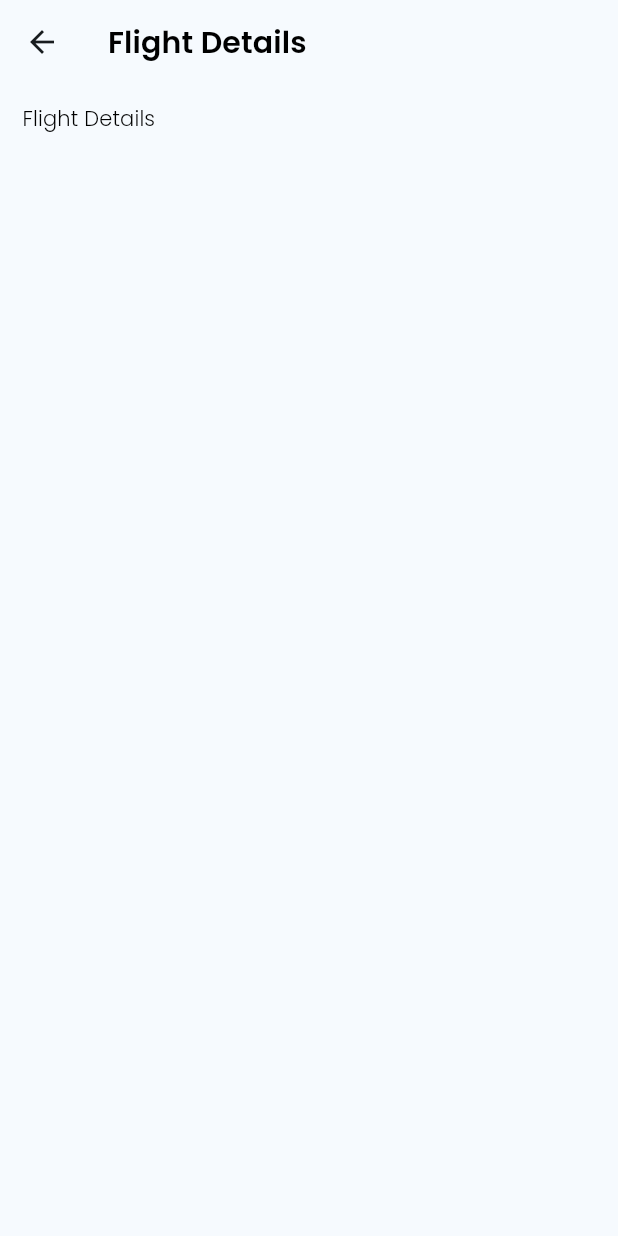
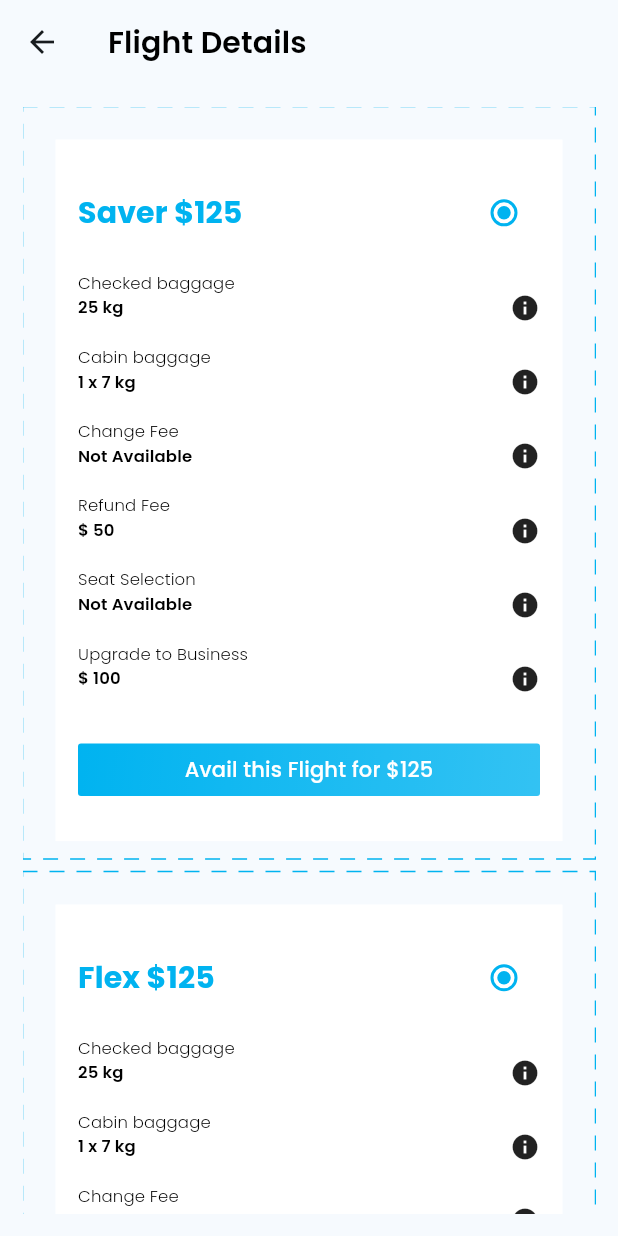
Before and after one commit to ZaryabAlam/Travelv2, a Flutter app: the FlightDetailsScreen screen opened directly, on a phone screen of 412 x 824 dp. Run offline on Flutter 3.47's test engine with Material 3 defaults, Android fonts, the phone set to English and light mode, and no system bars; drawn by our look-alikes of dotted_border; our stand-ins replace flutter_animate, font_awesome_flutter, get, google_fonts, qr_flutter, smooth_page_indicator.

Commit message:
Flight Details View

```diff
--- a/lib/presentation/home_bottom_nav/views/flight_details.dart
+++ b/lib/presentation/home_bottom_nav/views/flight_details.dart
@@ -1,8 +1,11 @@
+import 'package:dotted_border/dotted_border.dart';
 import 'package:flutter/foundation.dart';
 import 'package:flutter/material.dart';
+import 'package:travel_app/app/configs/app_colors.dart';
 import 'package:travel_app/app/configs/app_size_config.dart';
 import 'package:travel_app/app/utils/custom_widgets/common_text.dart';
 import 'package:travel_app/app/utils/custom_widgets/custom_appbar.dart';
+import 'package:travel_app/app/utils/custom_widgets/custom_button.dart';
 
 class FlightDetailsScreen extends StatefulWidget {
   const FlightDetailsScreen({super.key});
@@ -21,10 +24,193 @@ class _FlightDetailsScreenState extends State<FlightDetailsScreen> {
       ),
       body: Padding(
         padding: const EdgeInsets.all(15.0),
-        child: Column(
-          children: [CommonText(text: 'Flight Details')],
+        child: ListView(
+          children: [
+            // ---------------------------
+            FlightPackageWidget(name: 'Saver'),
+            0.01.ph,
+            FlightPackageWidget(name: 'Flex'),
+            0.01.ph,
+            FlightPackageWidget(name: 'Premium'),
+          ],
         ),
       ),
     );
   }
 }
+
+class FlightPackageWidget extends StatelessWidget {
+  const FlightPackageWidget({
+    required this.name,
+    super.key,
+  });
+  final String name;
+
+  @override
+  Widget build(BuildContext context) {
+    return DottedBorder(
+      dashPattern: [10, 8],
+      strokeWidth: 1,
+      color: AppColors.appColorPrimary,
+      child: Container(
+        padding: EdgeInsets.fromLTRB(15.0, 15, 15, 30),
+        margin: const EdgeInsets.fromLTRB(20.0, 20, 20, 10.0),
+        // height: h * 0.43,
+        decoration: BoxDecoration(color: Colors.white),
+        child: Column(
+          crossAxisAlignment: CrossAxisAlignment.start,
+          children: [
+            // 1st ------------------------------------------
+            0.012.ph,
+            Row(
+              mainAxisAlignment: MainAxisAlignment.spaceBetween,
+              children: [
+                CommonText(
+                  text: '$name \$125',
+                  weight: FontWeight.bold,
+                  fontSize: 20.0,
+                  color: AppColors.appColorPrimary,
+                ),
+                Radio(
+                  value: true,
+                  groupValue: true,
+                  onChanged: (_) {},
+                  activeColor: AppColors.appColorPrimary,
+                )
+              ],
+            ),
+
+            // -----------------------------
+            0.02.ph,
+            CommonText(
+              text: 'Checked baggage',
+              fontSize: 11,
+            ),
+            Row(
+              mainAxisAlignment: MainAxisAlignment.spaceBetween,
+              children: [
+                CommonText(
+                  text: '25 kg',
+                  fontSize: 11,
+                  weight: FontWeight.w600,
+                ),
+                Icon(
+                  Icons.info,
+                  size: 20,
+                ),
+              ],
+            ),
+            0.02.ph,
+// -----------------------------------------------------
+
+            CommonText(
+              text: 'Cabin baggage',
+              fontSize: 11,
+            ),
+            Row(
+              mainAxisAlignment: MainAxisAlignment.spaceBetween,
+              children: [
+                CommonText(
+                  text: '1 x 7 kg',
+                  fontSize: 11,
+                  weight: FontWeight.w600,
+                ),
+                Icon(
+                  Icons.info,
+                  size: 20,
+                ),
+              ],
+            ),
+            0.02.ph,
+// -----------------------------------------------------
+
+            CommonText(
+              text: 'Change Fee',
+              fontSize: 11,
+            ),
+            Row(
+              mainAxisAlignment: MainAxisAlignment.spaceBetween,
+              children: [
+                CommonText(
+                  text: 'Not Available',
+                  fontSize: 11,
+                  weight: FontWeight.w600,
+                ),
+                Icon(
+                  Icons.info,
+                  size: 20,
+                ),
+              ],
+            ),
+            0.02.ph,
+// -----------------------------------------------------
+            CommonText(
+              text: 'Refund Fee',
+              fontSize: 11,
+            ),
+            Row(
+              mainAxisAlignment: MainAxisAlignment.spaceBetween,
+              children: [
+                CommonText(
+                  text: '\$ 50',
+                  fontSize: 11,
+                  weight: FontWeight.w600,
+                ),
+                Icon(
+                  Icons.info,
+                  size: 20,
+                ),
+              ],
+            ),
+            0.02.ph,
+            //---------------------------------------
+            CommonText(
+              text: 'Seat Selection',
+              fontSize: 11,
+            ),
+            Row(
+              mainAxisAlignment: MainAxisAlignment.spaceBetween,
+              children: [
+                CommonText(
+                  text: 'Not Available',
+                  fontSize: 11,
+                  weight: FontWeight.w600,
+                ),
+                Icon(
+                  Icons.info,
+                  size: 20,
+                ),
+              ],
+            ),
+            0.02.ph,
+// -----------------------------------------------------
+            // -----------------------------------------------------
+            CommonText(
+              text: 'Upgrade to Business',
+              fontSize: 11,
+            ),
+            Row(
+              mainAxisAlignment: MainAxisAlignment.spaceBetween,
+              children: [
+                CommonText(
+                  text: '\$ 100',
+                  fontSize: 11,
+                  weight: FontWeight.w600,
+                ),
+                Icon(
+                  Icons.info,
+                  size: 20,
+                ),
+              ],
+            ),
+
+            0.04.ph,
+// -----------------------------------------------------
+
+            CustomButton(height: 35, width: w, text: 'Avail this Flight for \$125', onPress: () {}),
+          ],
+        ),
+      ),
+    );
+  }
+}
```
